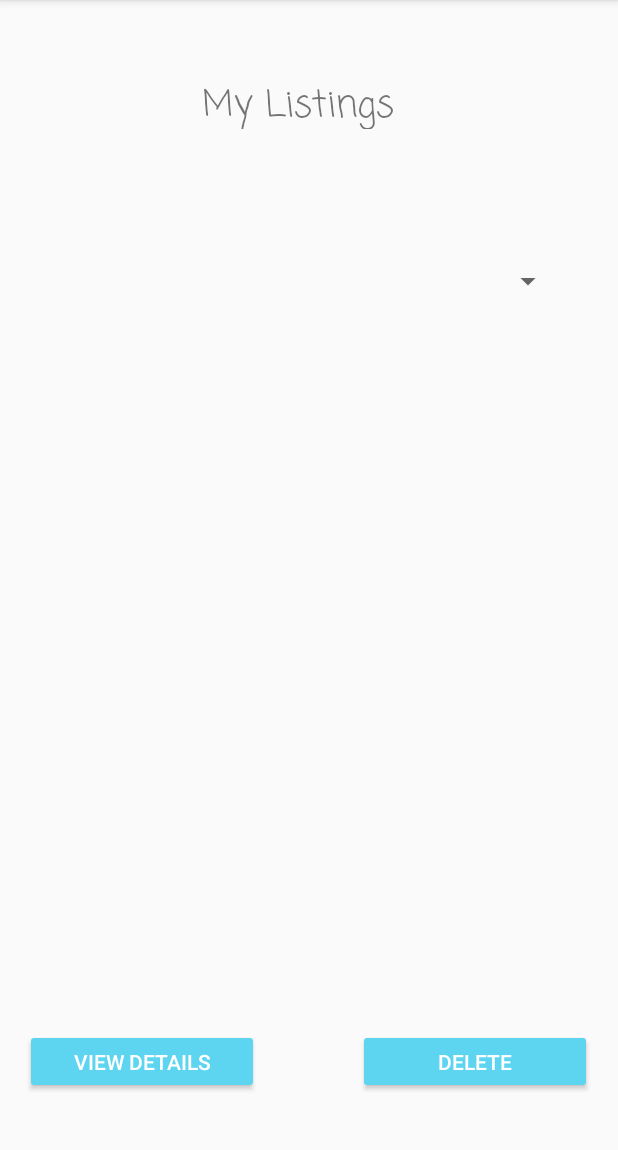
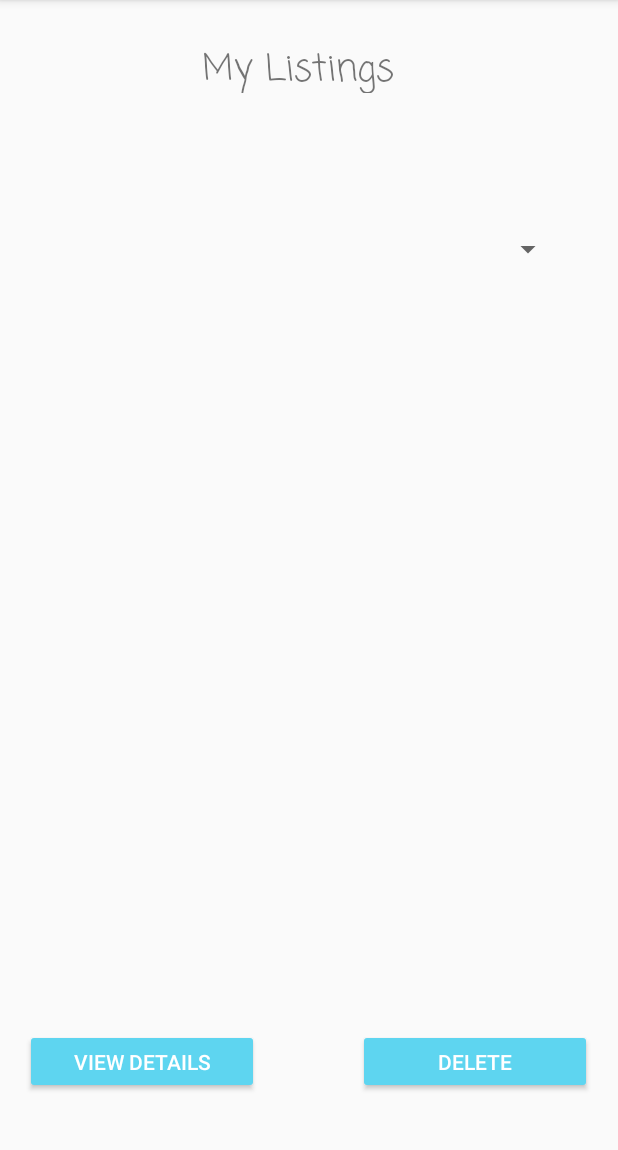
Before and after one commit to cking90/BudsList, an Android app: the MyListingsActivity screen opened directly, with no data from a screen before it, on a phone screen of 412 x 824 dp, the part 84-1234 px from its top. Run offline under Robolectric (Android 15) with nearby library versions, the phone set to English and light mode, and no system bars; 1 statement that could not run was skipped.

```diff
--- a/app/src/main/res/layout/activity_my_listings.xml
+++ b/app/src/main/res/layout/activity_my_listings.xml
@@ -44,15 +44,18 @@
         android:layout_width="143dp"
         android:layout_height="34dp"
         android:layout_marginStart="8dp"
-        android:layout_marginTop="52dp"
+        android:layout_marginTop="28dp"
         android:layout_marginEnd="8dp"
+        android:layout_marginBottom="8dp"
         android:fontFamily="casual"
         android:text="My Listings"
         android:textSize="24sp"
+        app:layout_constraintBottom_toBottomOf="parent"
         app:layout_constraintEnd_toEndOf="parent"
         app:layout_constraintHorizontal_bias="0.502"
         app:layout_constraintStart_toStartOf="parent"
-        app:layout_constraintTop_toTopOf="parent" />
+        app:layout_constraintTop_toTopOf="parent"
+        app:layout_constraintVertical_bias="0.0" />
 
     <Button
         android:id="@+id/deleteListingBtn"
```
